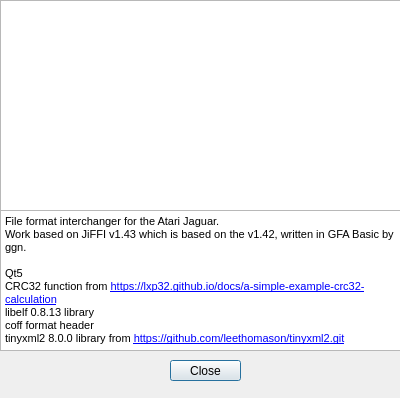
Qt form Resources/about.ui (djipi/JiFFI2) before a commit.
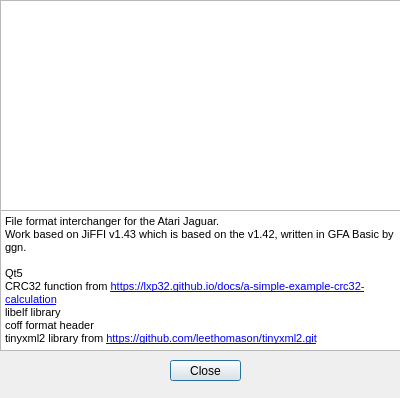
The same form after that commit. Icons and pictures are not drawn.

Commit message: Removed hardcoded libraries version in the about's UI

```diff
--- a/Resources/about.ui
+++ b/Resources/about.ui
@@ -85,9 +85,9 @@
 &lt;p style=&quot;-qt-paragraph-type:empty; margin-top:0px; margin-bottom:0px; margin-left:0px; margin-right:0px; -qt-block-indent:0; text-indent:0px;&quot;&gt;&lt;br /&gt;&lt;/p&gt;
 &lt;p style=&quot; margin-top:0px; margin-bottom:0px; margin-left:0px; margin-right:0px; -qt-block-indent:0; text-indent:0px;&quot;&gt;Qt5&lt;/p&gt;
 &lt;p style=&quot; margin-top:0px; margin-bottom:0px; margin-left:0px; margin-right:0px; -qt-block-indent:0; text-indent:0px;&quot;&gt;CRC32 function from &lt;a href=&quot;https://lxp32.github.io/docs/a-simple-example-crc32-calculation/&quot;&gt;&lt;span style=&quot; font-size:8pt; text-decoration: underline; color:#0000ff;&quot;&gt;https://lxp32.github.io/docs/a-simple-example-crc32-calculation&lt;/span&gt;&lt;/a&gt;&lt;/p&gt;
-&lt;p style=&quot; margin-top:0px; margin-bottom:0px; margin-left:0px; margin-right:0px; -qt-block-indent:0; text-indent:0px;&quot;&gt;libelf 0.8.13 library&lt;/p&gt;
+&lt;p style=&quot; margin-top:0px; margin-bottom:0px; margin-left:0px; margin-right:0px; -qt-block-indent:0; text-indent:0px;&quot;&gt;libelf library&lt;/p&gt;
 &lt;p style=&quot; margin-top:0px; margin-bottom:0px; margin-left:0px; margin-right:0px; -qt-block-indent:0; text-indent:0px;&quot;&gt;coff format header&lt;/p&gt;
-&lt;p style=&quot; margin-top:0px; margin-bottom:0px; margin-left:0px; margin-right:0px; -qt-block-indent:0; text-indent:0px;&quot;&gt;tinyxml2 8.0.0 library from &lt;a href=&quot;https://github.com/leethomason/tinyxml2.git&quot;&gt;&lt;span style=&quot; font-size:8pt; text-decoration: underline; color:#0000ff;&quot;&gt;https://github.com/leethomason/tinyxml2.git&lt;/span&gt;&lt;/a&gt;&lt;/p&gt;&lt;/body&gt;&lt;/html&gt;</string>
+&lt;p style=&quot; margin-top:0px; margin-bottom:0px; margin-left:0px; margin-right:0px; -qt-block-indent:0; text-indent:0px;&quot;&gt;tinyxml2 library from &lt;a href=&quot;https://github.com/leethomason/tinyxml2.git&quot;&gt;&lt;span style=&quot; font-size:8pt; text-decoration: underline; color:#0000ff;&quot;&gt;https://github.com/leethomason/tinyxml2.git&lt;/span&gt;&lt;/a&gt;&lt;/p&gt;&lt;/body&gt;&lt;/html&gt;</string>
    </property>
   </widget>
  </widget>
```
Left out of the diff: 3 changed lines with no effect on the pictures.
